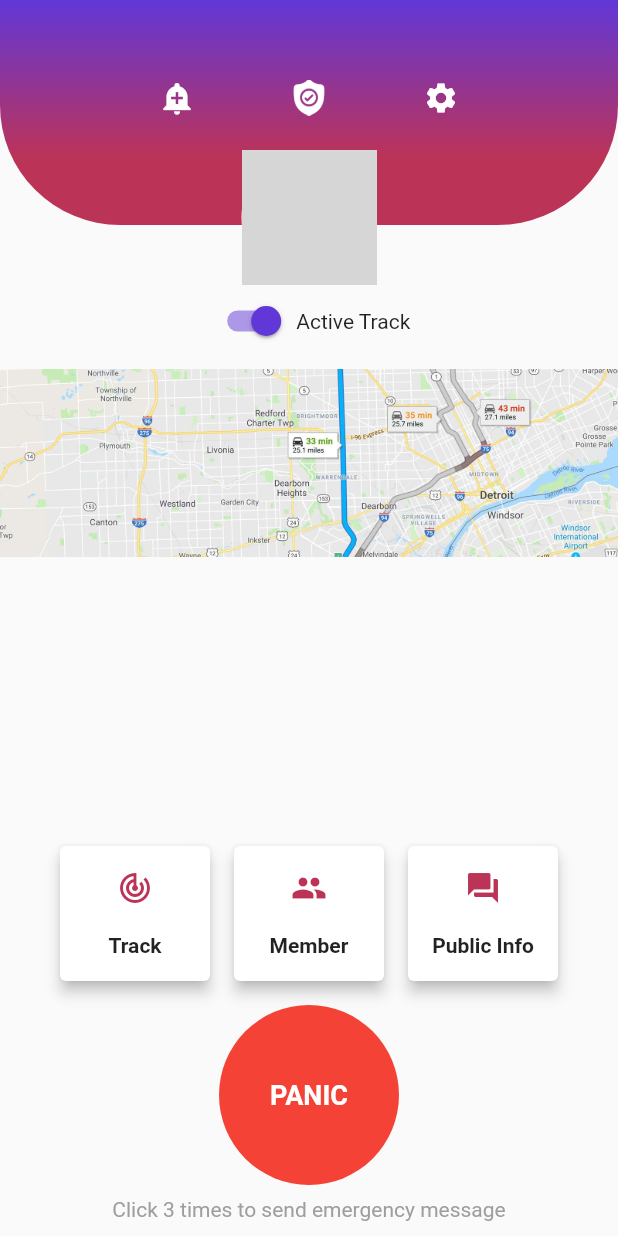
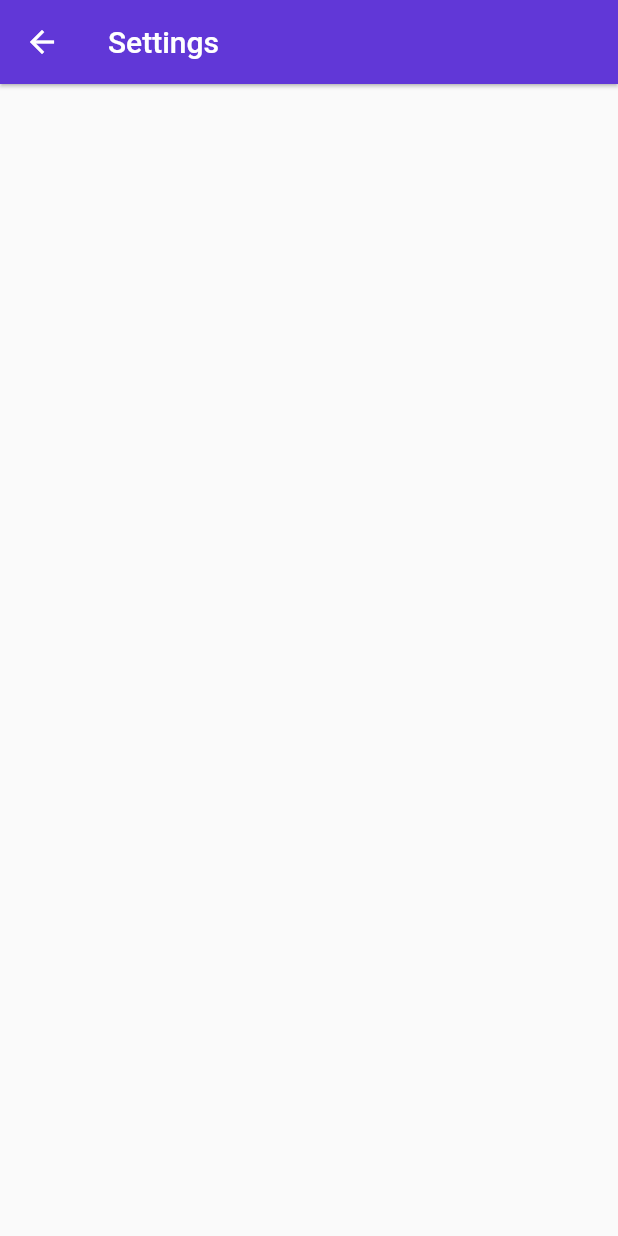
Before and after one commit to pedromassango/flutter_famguard, a Flutter app: the HomePage screen opened by its route, after a tap on the "settings" icon, on a phone screen of 412 x 824 dp. Run offline on Flutter 3.47's test engine with Material 2 defaults, Android fonts, the phone set to English and light mode, and no system bars; our stand-ins replace connectivity, shared_preferences; accounts and stored records are empty; network calls fail; grey boxes are pictures that could not be loaded.

Commit message:
added settings page

```diff
--- a/lib/main.dart
+++ b/lib/main.dart
@@ -3,6 +3,7 @@ import 'package:famguard/ui/pages/home_page.dart';
 import 'package:famguard/ui/pages/login_page.dart';
 import 'package:famguard/ui/pages/members_page.dart';
 import 'package:famguard/ui/pages/panic_page.dart';
+import 'package:famguard/ui/pages/settings_page.dart';
 import 'package:famguard/ui/pages/splash_page.dart';
 import 'package:famguard/ui/pages/tracks_page.dart';
 import 'package:flutter/material.dart';
@@ -22,7 +23,8 @@ class MyApp extends StatelessWidget {
         '/tracks': (context) => TracksPage(),
         '/panic': (context) => PanicPage(),
         '/alert': (context) => AlertPage(),
-        '/login': (context) => LoginPage()
+        '/login': (context) => LoginPage(),
+        '/settings': (context) => SettingsPage()
       },
     );
   }
--- a/lib/ui/pages/home_page.dart
+++ b/lib/ui/pages/home_page.dart
@@ -33,7 +33,7 @@ class _HomePageState extends State<HomePage> {
         padding: EdgeInsets.all(32),
       ),
       IconButton(
-        onPressed: (){},
+        onPressed: () => Navigator.of(context).pushNamed('/settings'),
         icon: Icon(Icons.settings, color: Colors.white,),
         padding: EdgeInsets.all(32),
       ),
--- /dev/null
+++ b/lib/ui/pages/settings_page.dart
@@ -0,0 +1,24 @@
+import 'package:famguard/data/values.dart';
+import 'package:flutter/material.dart';
+
+class SettingsPage extends StatefulWidget{
+
+  @override
+  State createState() {
+    return _SettingsPageState();
+  }
+}
+
+class _SettingsPageState extends State<SettingsPage> {
+
+  @override
+  Widget build(BuildContext context) {
+    return Scaffold(
+      appBar: AppBar(
+        elevation: 1,
+        backgroundColor: colorGradientTop,
+        title: Text("Settings"),
+      ),
+    );
+  }
+}
```
